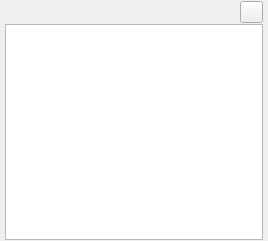
This is app/ui/colorpalette.ui in pencil2d/pencil as Qt 5 draws it before an edit. The edited form follows.
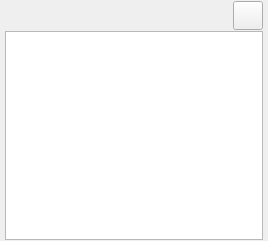
This is the edited form. Icons and pictures are not drawn.

Diff of the .ui file:
```diff
--- a/app/ui/colorpalette.ui
+++ b/app/ui/colorpalette.ui
@@ -95,7 +95,7 @@
         <property name="sizeHint" stdset="0">
          <size>
           <width>40</width>
-          <height>20</height>
+          <height>22</height>
          </size>
         </property>
        </spacer>
@@ -155,7 +155,7 @@
         <property name="sizeHint" stdset="0">
          <size>
           <width>40</width>
-          <height>20</height>
+          <height>22</height>
          </size>
         </property>
        </spacer>
@@ -183,8 +183,8 @@
         </property>
         <property name="iconSize">
          <size>
-          <width>15</width>
-          <height>15</height>
+          <width>22</width>
+          <height>22</height>
          </size>
         </property>
         <property name="checkable">
```
Left out of the diff: 2 changed lines with no effect on the pictures.
